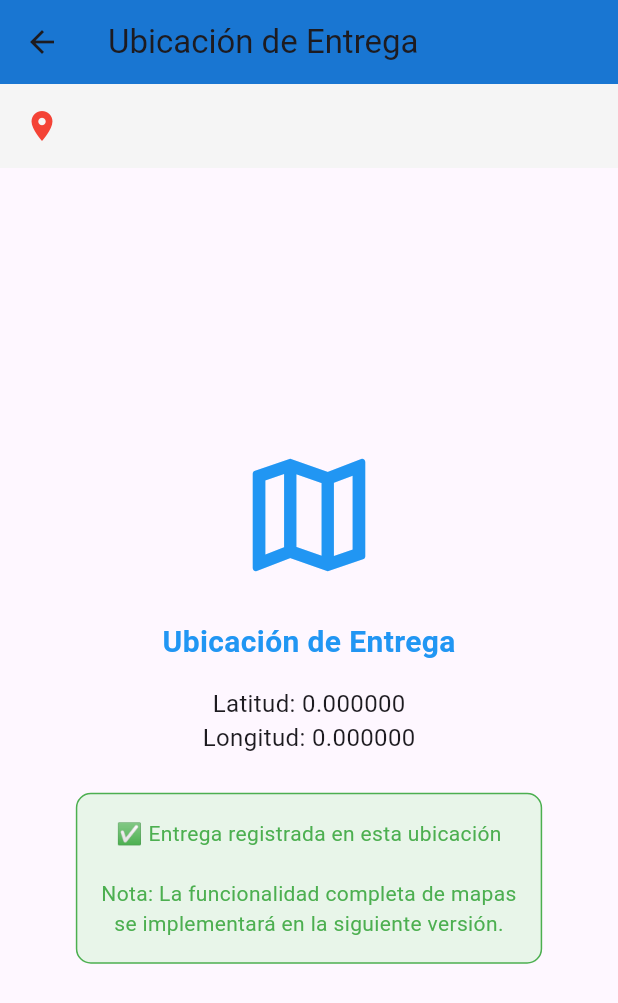
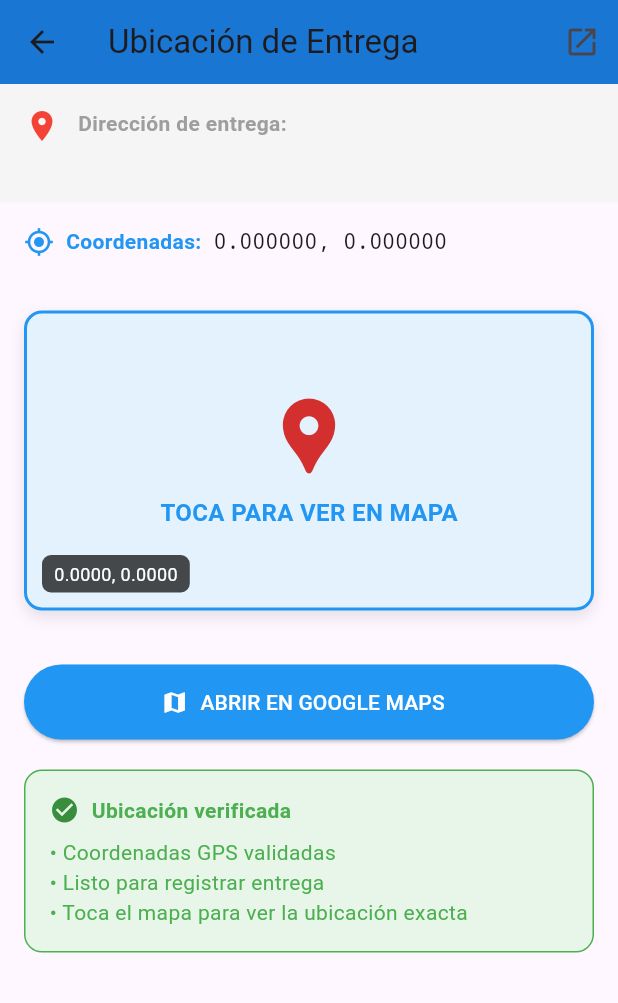
Before and after one commit to 2024310181-oss/paquexpress-app., a Flutter app: the MapaPage screen opened directly with empty values, on a phone screen of 412 x 824 dp. Shown: the top 1003 px of the screen. Run offline on Flutter 3.47's test engine with Material 3 defaults, Android fonts, the phone set to English and light mode, and no system bars; our stand-ins replace geolocator, image_picker, shared_preferences; accounts and stored records are empty.

Commit message:
Update mapa.dart

```diff
--- a/mobile/lib/mapa.dart
+++ b/mobile/lib/mapa.dart
@@ -1,4 +1,5 @@
 import 'package:flutter/material.dart';
+import 'package:url_launcher/url_launcher.dart';
 
 class MapaPage extends StatelessWidget {
   final double latitud;
@@ -12,86 +13,249 @@ class MapaPage extends StatelessWidget {
     required this.direccion,
   }) : super(key: key);
 
+  Future<void> _abrirMapaExterno() async {
+    final String googleMapsUrl = 'https://www.google.com/maps/search/?api=1&query=$latitud,$longitud';
+    final String appleMapsUrl = 'https://maps.apple.com/?q=$latitud,$longitud';
+
+    try {
+      // Intentar con Google Maps primero
+      if (await canLaunchUrl(Uri.parse(googleMapsUrl))) {
+        await launchUrl(Uri.parse(googleMapsUrl));
+      }
+      // Si no funciona, intentar con Apple Maps
+      else if (await canLaunchUrl(Uri.parse(appleMapsUrl))) {
+        await launchUrl(Uri.parse(appleMapsUrl));
+      }
+      // Como última opción, usar OpenStreetMap
+      else {
+        final String osmUrl = 'https://www.openstreetmap.org/?mlat=$latitud&mlon=$longitud#map=15/$latitud/$longitud';
+        if (await canLaunchUrl(Uri.parse(osmUrl))) {
+          await launchUrl(Uri.parse(osmUrl));
+        } else {
+          throw 'No se pudo abrir ningún servicio de mapas';
+        }
+      }
+    } catch (e) {
+      print('Error abriendo mapa: $e');
+    }
+  }
+
+  Widget _buildMapPreview() {
+    return GestureDetector(
+      onTap: _abrirMapaExterno,
+      child: Container(
+        height: 200,
+        margin: const EdgeInsets.all(16),
+        decoration: BoxDecoration(
+          color: Colors.blue[50],
+          border: Border.all(color: Colors.blue, width: 2),
+          borderRadius: BorderRadius.circular(12),
+          boxShadow: [
+            BoxShadow(
+              color: Colors.black.withOpacity(0.1),
+              blurRadius: 8,
+              offset: const Offset(0, 4),
+            ),
+          ],
+        ),
+        child: Stack(
+          children: [
+            // Mapa simulado con icono
+            Center(
+              child: Column(
+                mainAxisAlignment: MainAxisAlignment.center,
+                children: [
+                  Icon(
+                    Icons.location_pin,
+                    size: 60,
+                    color: Colors.red[700],
+                  ),
+                  const SizedBox(height: 10),
+                  const Text(
+                    'TOCA PARA VER EN MAPA',
+                    style: TextStyle(
+                      fontSize: 16,
+                      fontWeight: FontWeight.bold,
+                      color: Colors.blue,
+                    ),
+                  ),
+                ],
+              ),
+            ),
+
+            // Coordenadas en esquina
+            Positioned(
+              bottom: 10,
+              left: 10,
+              child: Container(
+                padding: const EdgeInsets.symmetric(horizontal: 8, vertical: 4),
+                decoration: BoxDecoration(
+                  color: Colors.black.withOpacity(0.7),
+                  borderRadius: BorderRadius.circular(6),
+                ),
+                child: Text(
+                  '${latitud.toStringAsFixed(4)}, ${longitud.toStringAsFixed(4)}',
+                  style: const TextStyle(
+                    color: Colors.white,
+                    fontSize: 12,
+                  ),
+                ),
+              ),
+            ),
+          ],
+        ),
+      ),
+    );
+  }
+
+  Widget _buildInfoCard() {
+    return Container(
+      width: double.infinity,
+      margin: const EdgeInsets.symmetric(horizontal: 16),
+      padding: const EdgeInsets.all(16),
+      decoration: BoxDecoration(
+        color: Colors.green[50],
+        border: Border.all(color: Colors.green),
+        borderRadius: BorderRadius.circular(12),
+      ),
+      child: Column(
+        crossAxisAlignment: CrossAxisAlignment.start,
+        children: [
+          Row(
+            children: [
+              Icon(Icons.check_circle, color: Colors.green[700], size: 20),
+              const SizedBox(width: 8),
+              const Text(
+                'Ubicación verificada',
+                style: TextStyle(
+                  fontWeight: FontWeight.bold,
+                  color: Colors.green,
+                ),
+              ),
+            ],
+          ),
+          const SizedBox(height: 8),
+          const Text(
+            '• Coordenadas GPS validadas\n'
+            '• Listo para registrar entrega\n'
+            '• Toca el mapa para ver la ubicación exacta',
+            style: TextStyle(
+              fontSize: 14,
+              color: Colors.green,
+            ),
+          ),
+        ],
+      ),
+    );
+  }
+
   @override
   Widget build(BuildContext context) {
     return Scaffold(
       appBar: AppBar(
         title: const Text('Ubicación de Entrega'),
         backgroundColor: Colors.blue[700],
+        actions: [
+          IconButton(
+            icon: const Icon(Icons.open_in_new),
+            onPressed: _abrirMapaExterno,
+            tooltip: 'Abrir en Maps',
+          ),
+        ],
       ),
       body: Column(
+        crossAxisAlignment: CrossAxisAlignment.start,
         children: [
           // Información de la dirección
           Container(
+            width: double.infinity,
             padding: const EdgeInsets.all(16),
             color: Colors.grey[100],
             child: Row(
+              crossAxisAlignment: CrossAxisAlignment.start,
               children: [
-                const Icon(Icons.location_on, color: Colors.red),
-                const SizedBox(width: 10),
+                const Icon(Icons.location_on, color: Colors.red, size: 24),
+                const SizedBox(width: 12),
                 Expanded(
-                  child: Text(
+                  child: Column(
+                    crossAxisAlignment: CrossAxisAlignment.start,
+                    children: [
+                      const Text(
+                        'Dirección de entrega:',
+                        style: TextStyle(
+                          fontSize: 14,
+                          fontWeight: FontWeight.bold,
+                          color: Colors.grey,
+                        ),
+                      ),
+                      const SizedBox(height: 4),
+                      Text(
                         direccion,
-                    style: const TextStyle(fontSize: 16),
+                        style: const TextStyle(
+                          fontSize: 16,
+                          fontWeight: FontWeight.w500,
+                        ),
+                      ),
+                    ],
                   ),
                 ),
               ],
             ),
           ),
 
-          // Mapa simulado (sin dependencias externas)
-          Expanded(
-            child: Center(
-              child: Column(
-                mainAxisAlignment: MainAxisAlignment.center,
+          const SizedBox(height: 16),
+
+          // Coordenadas
+          Padding(
+            padding: const EdgeInsets.symmetric(horizontal: 16),
+            child: Row(
               children: [
-                  const Icon(
-                    Icons.map_outlined,
-                    size: 100,
-                    color: Colors.blue,
-                  ),
-                  const SizedBox(height: 20),
+                const Icon(Icons.gps_fixed, color: Colors.blue, size: 20),
+                const SizedBox(width: 8),
                 const Text(
-                    'Ubicación de Entrega',
+                  'Coordenadas:',
                   style: TextStyle(
-                      fontSize: 20,
                     fontWeight: FontWeight.bold,
                     color: Colors.blue,
                   ),
                 ),
-                  const SizedBox(height: 15),
-                  Text(
-                    'Latitud: ${latitud.toStringAsFixed(6)}',
-                    style: const TextStyle(fontSize: 16),
-                  ),
-                  Text(
-                    'Longitud: ${longitud.toStringAsFixed(6)}',
-                    style: const TextStyle(fontSize: 16),
-                  ),
-                  const SizedBox(height: 25),
-                  Container(
-                    padding: const EdgeInsets.all(16),
-                    margin: const EdgeInsets.symmetric(horizontal: 20),
-                    decoration: BoxDecoration(
-                      color: Colors.green[50],
-                      border: Border.all(color: Colors.green),
-                      borderRadius: BorderRadius.circular(10),
-                    ),
-                    child: const Text(
-                      '✅ Entrega registrada en esta ubicación\n\n'
-                      'Nota: La funcionalidad completa de mapas\n'
-                      'se implementará en la siguiente versión.',
-                      textAlign: TextAlign.center,
-                      style: TextStyle(
-                        fontSize: 14,
-                        color: Colors.green,
-                      ),
+                const SizedBox(width: 8),
+                Expanded(
+                  child: Text(
+                    '${latitud.toStringAsFixed(6)}, ${longitud.toStringAsFixed(6)}',
+                    style: const TextStyle(fontFamily: 'monospace'),
                   ),
                 ),
               ],
             ),
           ),
+
+          const SizedBox(height: 20),
+
+          // Mapa interactivo
+          _buildMapPreview(),
+
+          const SizedBox(height: 20),
+
+          // Botón de acción principal
+          Padding(
+            padding: const EdgeInsets.symmetric(horizontal: 16),
+            child: ElevatedButton.icon(
+              onPressed: _abrirMapaExterno,
+              icon: const Icon(Icons.map),
+              label: const Text('ABRIR EN GOOGLE MAPS'),
+              style: ElevatedButton.styleFrom(
+                minimumSize: const Size(double.infinity, 50),
+                backgroundColor: Colors.blue,
+                foregroundColor: Colors.white,
               ),
+            ),
+          ),
+
+          const SizedBox(height: 20),
+
+          // Información de estado
+          _buildInfoCard(),
         ],
       ),
     );
```
Lines whose indentation alone changed are shown as unchanged.
